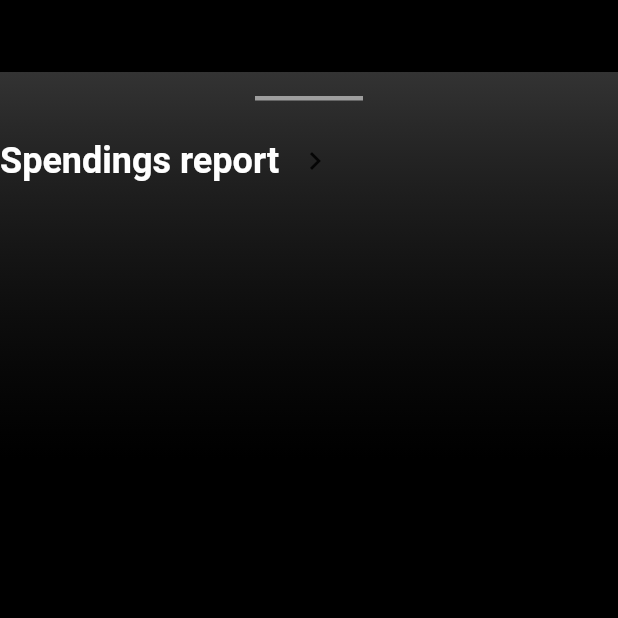
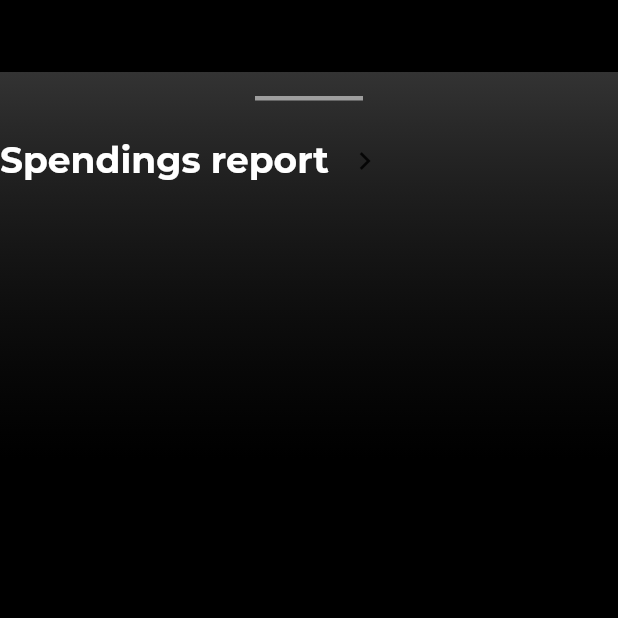
Before and after one commit to JAICHANGPARK/flutter_notebook_8th_story, a Flutter app: the screen it shows after launch, on a phone screen of 412 x 824 dp, the top half of it. Run offline on Flutter 3.47's test engine with Material 2 defaults, Android fonts, the phone set to English and light mode, and no system bars; our stand-ins replace badges, flutter_hooks, google_fonts, hooks_riverpod, state_notifier.

Commit message:
Update bank_main_page.dart

```diff
--- a/lib/ep594_banking_app/bank_main_page.dart
+++ b/lib/ep594_banking_app/bank_main_page.dart
@@ -1,4 +1,5 @@
 import 'package:flutter/material.dart';
+import 'package:google_fonts/google_fonts.dart';
 
 class BankMainPage extends StatefulWidget {
   @override
@@ -42,7 +43,7 @@ class _BankMainPageState extends State<BankMainPage> {
                     children: [
                       Row(
                         children: [
-                          Text("Spendings report", style: TextStyle(
+                          Text("Spendings report", style: GoogleFonts.montserrat(
                             color: Colors.white,
                             fontWeight: FontWeight.bold,
                             fontSize: 24
```
